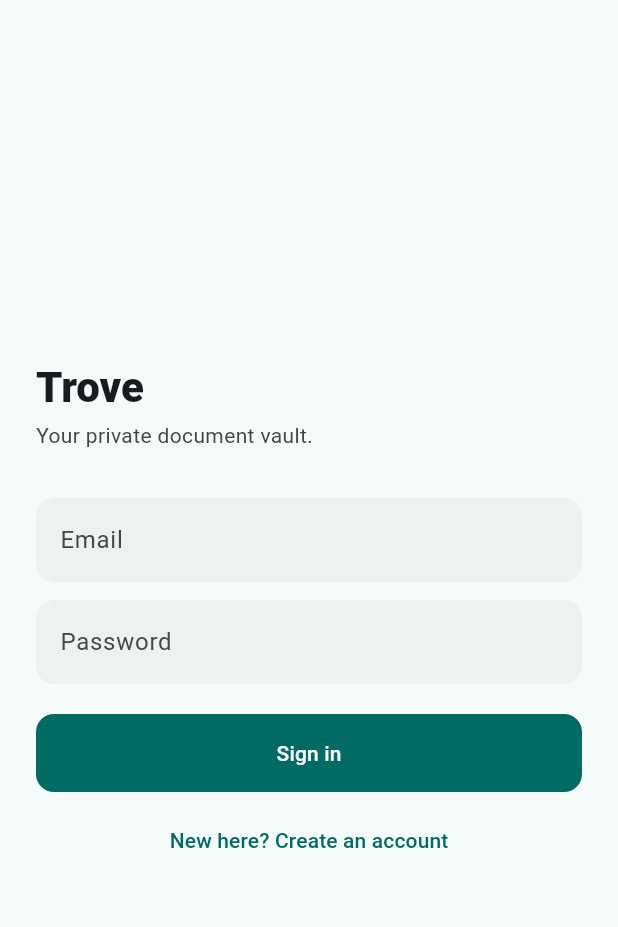
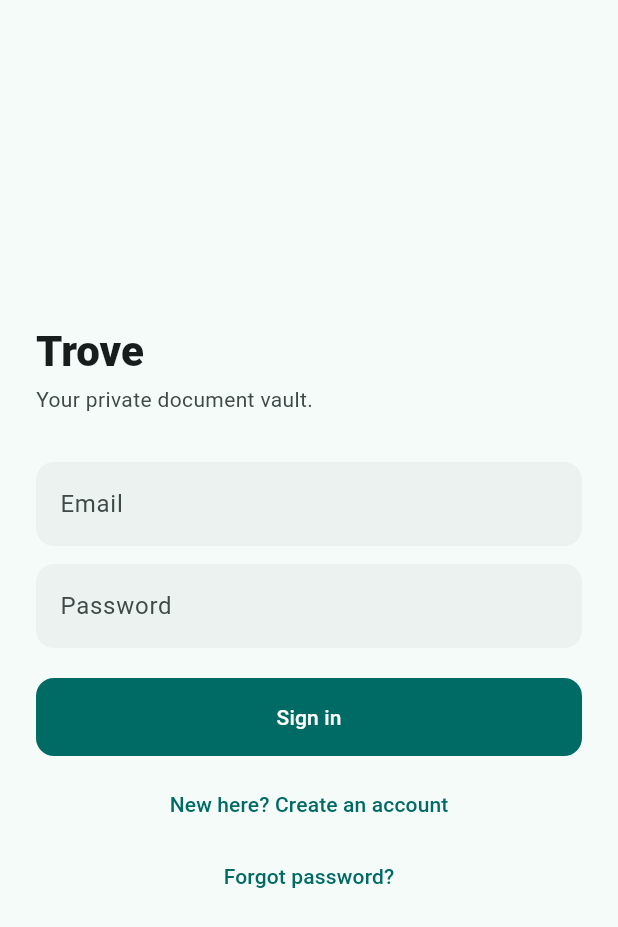
Before and after one commit to Aditya0257/trove, a Flutter app: the screen it shows after launch, on a phone screen of 412 x 824 dp. Shown: the top 927 px of the screen. Run offline on Flutter 3.47's test engine with Material 3 defaults, Android fonts, the phone set to English and light mode, and no system bars; our stand-ins replace dio, flutter_local_notifications, flutter_riverpod, flutter_secure_storage, flutter_timezone, go_router and 2 more; accounts and stored records are empty.

Commit message:
feat(mobile): forgot-password on the sign-in screen
Adds a "Forgot password?" action to login that triggers the reset email
(anti-enumeration: always the same message), completing the reset on the web
via the emailed link. With register (login toggle) and 2FA-aware sign-in already
in place, a real account can now fully onboard from the phone.

```diff
--- a/mobile/lib/core/auth/auth_controller.dart
+++ b/mobile/lib/core/auth/auth_controller.dart
@@ -45,6 +45,21 @@ class AuthController extends AsyncNotifier<void> {
   Future<AuthOutcome> register(String email, String password, String? displayName) =>
       _run('/api/auth/register', email, password, 'Welcome to Trove, ',
           displayName: displayName,);
+
+  /// Begin a password reset. Always shows the same message (anti-enumeration); the
+  /// reset itself is completed by opening the emailed link on the web.
+  Future<void> forgotPassword(String email) async {
+    try {
+      await _api.post('/api/auth/forgot-password', body: {'email': email.trim()}, silent: true);
+    } catch (_) {
+      // ignore: the response is intentionally the same whether or not the email exists
+    }
+    NoticeCenter.instance.show(Notice.local(
+      level: NoticeLevel.info,
+      code: 'RESET_SENT',
+      userMessage: 'If that email is registered, a reset link is on its way. Open it on the web to set a new password.',
+    ),);
+  }
 
   Future<void> logout() async {
     await ref.read(authStoreProvider).clear();
--- a/mobile/lib/features/auth/login_screen.dart
+++ b/mobile/lib/features/auth/login_screen.dart
@@ -12,6 +12,8 @@ import 'package:flutter_riverpod/flutter_riverpod.dart';
 
 import '../../core/auth/auth_controller.dart';
 import '../../core/config.dart';
+import '../../core/notice/notice.dart';
+import '../../core/notice/notice_center.dart';
 
 class LoginScreen extends ConsumerStatefulWidget {
   const LoginScreen({super.key});
@@ -47,6 +49,19 @@ class _LoginScreenState extends ConsumerState<LoginScreen> {
       // 2FA is on: reveal the code field and let the user enter it, then resubmit.
       setState(() => _needCode = true);
     }
+  }
+
+  Future<void> _forgot() async {
+    final email = _email.text.trim();
+    if (email.isEmpty) {
+      NoticeCenter.instance.show(Notice.local(
+        level: NoticeLevel.warning,
+        code: 'RESET_NEEDS_EMAIL',
+        userMessage: 'Enter your email above, then tap Forgot password.',
+      ),);
+      return;
+    }
+    await ref.read(authControllerProvider.notifier).forgotPassword(email);
   }
 
   @override
@@ -139,6 +154,11 @@ class _LoginScreenState extends ConsumerState<LoginScreen> {
                         ? 'I already have an account'
                         : 'New here? Create an account',),
                   ),
+                  if (!_register && !_needCode)
+                    TextButton(
+                      onPressed: busy ? null : _forgot,
+                      child: const Text('Forgot password?'),
+                    ),
                 ],
               ),
             ),
```
